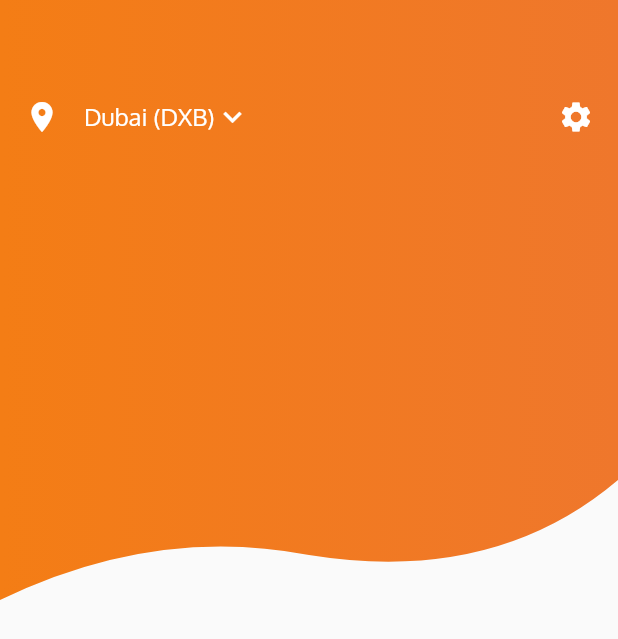
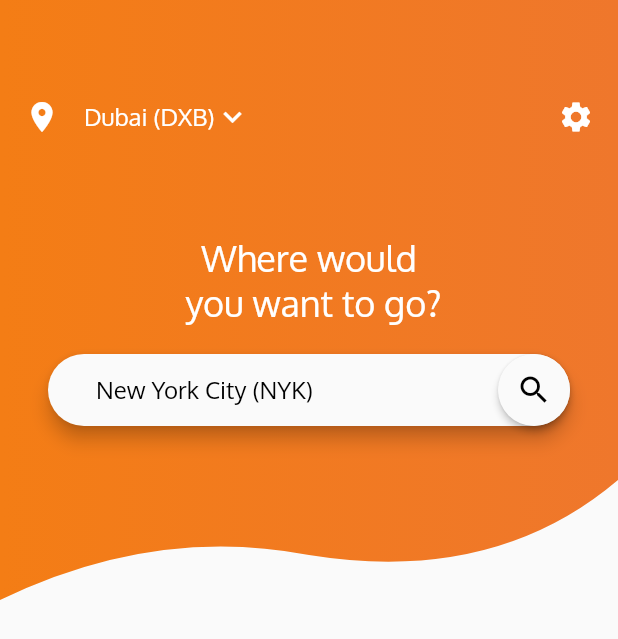
Before and after one commit to abyabrkal/flutter-flights, a Flutter app: the screen it shows after launch, on a phone screen of 412 x 824 dp. Shown: the top 639 px of the screen. Run offline on Flutter 3.47's test engine with Material 2 defaults, Android fonts, the phone set to English and light mode, and no system bars.

Commit message:
SearchBox Row added.

```diff
--- a/lib/main.dart
+++ b/lib/main.dart
@@ -89,6 +89,30 @@ class _HomeScreenTopPartState extends State<HomeScreenTopPart> {
                       Icon(Icons.settings, color: Colors.white),
                     ],
                   ),
+                ),
+                SizedBox(height: 50,),
+                Text('Where would\n you want to go?', style: TextStyle(fontSize: 24, color: Colors.white), textAlign: TextAlign.center,),
+                SizedBox(height: 20,),
+                Padding(
+                  padding: EdgeInsets.symmetric(horizontal: 32),
+                  child: Material(
+                    elevation: 5,
+                    borderRadius: BorderRadius.all(Radius.circular(30)),
+                    child: TextField(
+                      controller: TextEditingController(text: locations[1]),
+                      style: dropDownMenuItemStyle,
+                      cursorColor: appTheme.primaryColor,
+                      decoration: InputDecoration(
+                        contentPadding: EdgeInsets.symmetric(horizontal: 32, vertical: 14),
+                        suffixIcon: Material(
+                          elevation: 2,
+                          borderRadius: BorderRadius.all(Radius.circular(30)),
+                          child: Icon(Icons.search, color: Colors.black,),
+                        ),
+                        border: InputBorder.none,
+                      ),
+                    ),
+                  ),
                 )
               ],
             ),
```
